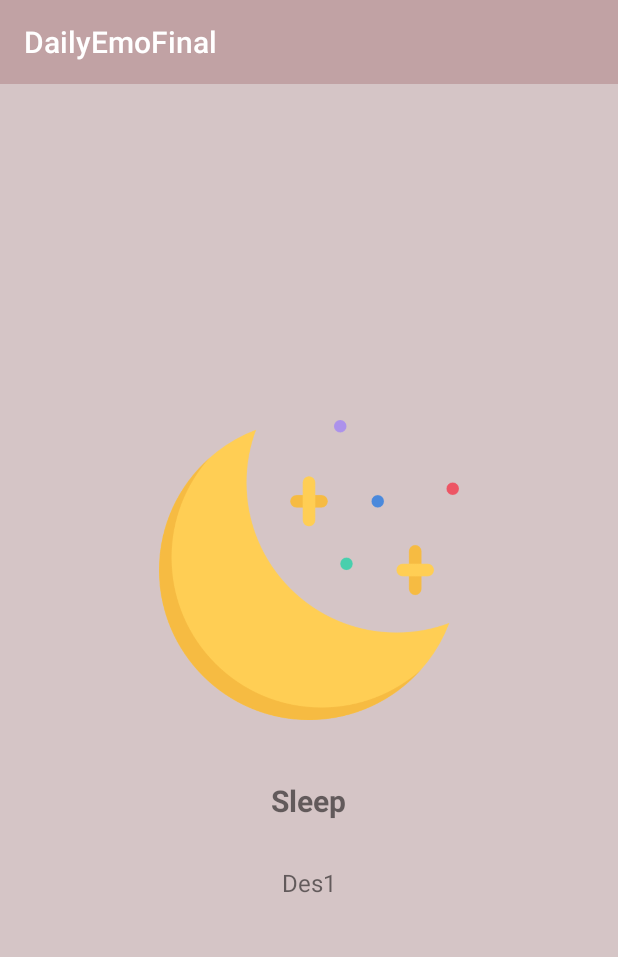
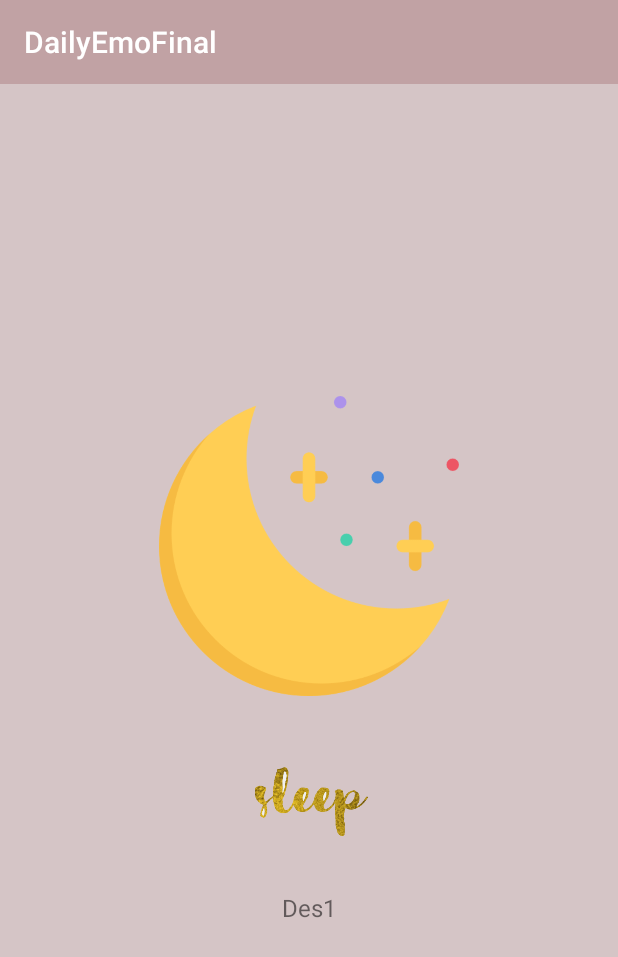
Before and after one commit to napat1996/DailyEmoFinal, an Android app: the Suggestion_slide screen opened directly, with no data from a screen before it, on a phone screen of 412 x 824 dp. Shown: the top 957 px of the screen. Run offline under Robolectric (Android 15) with nearby library versions, the light colour scheme and no system bars; our stand-ins replace Firebase (no records; nobody signed in at launch, a user with empty details on screens opened directly); network calls fail.

Commit message:
[ADD] suggestion_slide 2

```diff
--- a/app/src/main/java/com/kmutt/dailyemofinal/SlideAdapter.java
+++ b/app/src/main/java/com/kmutt/dailyemofinal/SlideAdapter.java
@@ -26,10 +26,15 @@ public class SlideAdapter extends PagerAdapter {
 
     };
 // list of titles
-    public String[] lst_title ={
-         "Sleep",
-         "Heart rate",
-         "Step"
+//    public String[] lst_title ={
+//         "Sleep",
+//         "Heart rate",
+//         "Step"
+//
+//    };
+
+    public int[] lst_title_image ={
+        R.drawable.Sleep1, R.drawable.hr1, R.drawable.steps1
 
     };
 
@@ -59,7 +64,7 @@ public class SlideAdapter extends PagerAdapter {
 
     @Override
     public int getCount() {
-        return lst_title.length;
+        return  lst_title_image.length;
     }
     @Override
     public boolean isViewFromObject(@NonNull View view, @NonNull Object object) {
@@ -76,11 +81,12 @@ public class SlideAdapter extends PagerAdapter {
         View view = inflater.inflate(R.layout.slide_one,container,false);
         LinearLayout layoutslide =  (LinearLayout) view.findViewById(R.id.slidelinearlayout);
         ImageView imgslide = (ImageView) view.findViewById(R.id.slideimg);
-        TextView txttitle = (TextView) view.findViewById(R.id.txttitle);
+        ImageView titleimg = (ImageView) view.findViewById(R.id.imgtitle);
         TextView txtdes = (TextView) view.findViewById(R.id.txtdescription);
         layoutslide.setBackgroundColor(lst_bg[position]);
         imgslide.setImageResource(lst_image[position]);
-        txttitle.setText(lst_title[position]);
+        titleimg.setImageResource(lst_title_image[position]);
+
         txtdes.setText(lst_des[position]);
         container.addView(view);
         return view;
--- a/app/src/main/res/layout/slide_one.xml
+++ b/app/src/main/res/layout/slide_one.xml
@@ -13,14 +13,12 @@
         android:layout_width="200sp"
         android:layout_height="200sp" />
 
-    <TextView
-        android:id="@+id/txttitle"
-        android:layout_width="wrap_content"
-        android:layout_height="wrap_content"
+    <ImageView
+        android:id="@+id/imgtitle"
+        android:layout_width="200sp"
+        android:layout_height="60sp"
         android:layout_marginTop="40sp"
-        android:text="Tiltle here"
-        android:textSize="20sp"
-        android:textStyle="bold" />
+         />
     <TextView
         android:id="@+id/txtdescription"
         android:layout_width="wrap_content"
```
Also changed, not shown: app/src/main/res/drawable/hr1.png (added), app/src/main/res/drawable/steps1.png (added).
